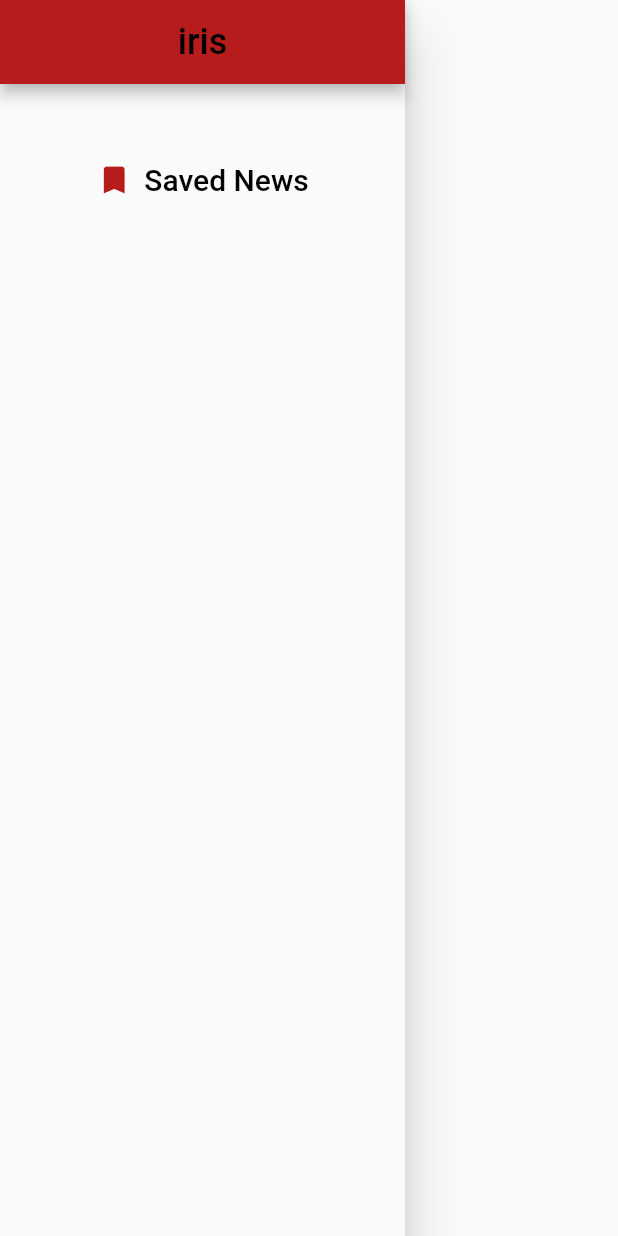
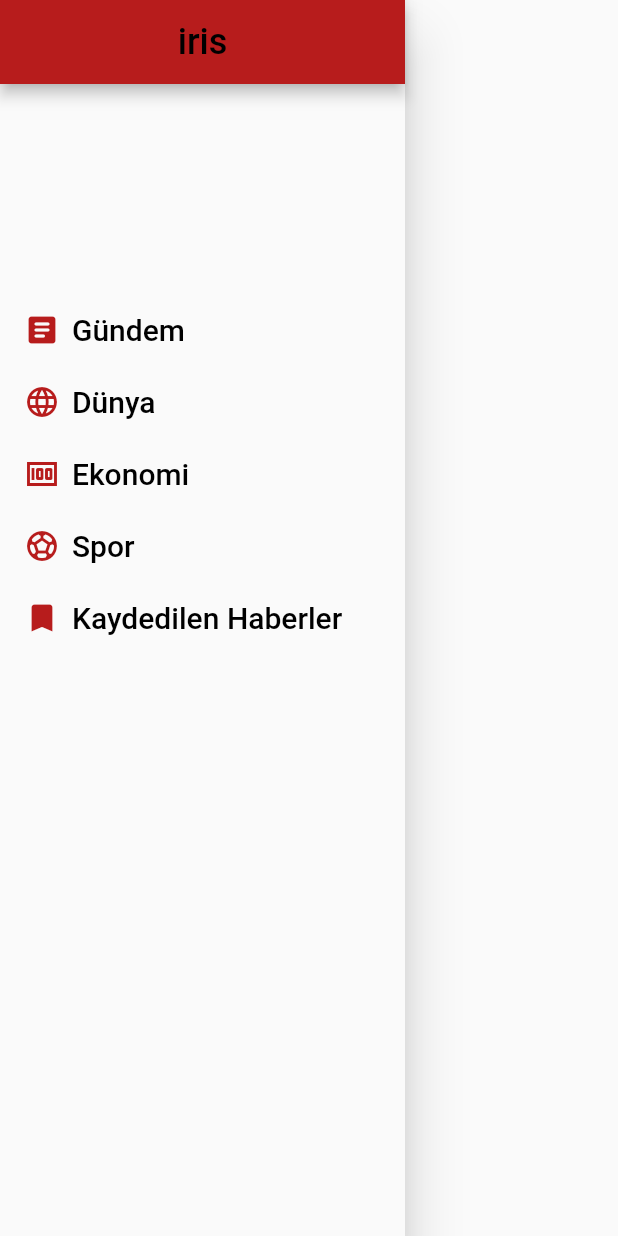
Before and after one commit to SametRonaer/NewsApp, a Flutter app: the AppDrawer widget shown alone on an empty page, opened directly, on a phone screen of 412 x 824 dp. Run offline on Flutter 3.47's test engine with Material 2 defaults, Android fonts, the light colour scheme and no system bars; our stand-ins replace sqflite, webview_flutter; missing offline and left inert: social_share; accounts and stored records are empty; network calls fail.

Commit message:
Category screens edited.(Layout)

```diff
--- a/daily_newspapers/lib/constants/rss_urls.dart
+++ /dev/null
@@ -1,6 +0,0 @@
-class RssUrls {
-  static const ntvNews = "https://www.ntv.com.tr/son-dakika.rss";
-  static const cnnNews = "https://www.cnnturk.com/feed/rss/turkiye/news";
-  static const haberturkNews = "https://www.haberturk.com/rss";
-  static const bbcNews = "https://feeds.bbci.co.uk/turkce/rss.xml";
-}
--- a/daily_newspapers/lib/main.dart
+++ b/daily_newspapers/lib/main.dart
@@ -1,3 +1,4 @@
+import 'package:daily_newspapers/screens/news_of_category_screen.dart';
 import 'package:daily_newspapers/screens/saved_news_screen.dart';
 
 import 'providers/bbc_news.dart';
@@ -29,7 +30,10 @@ class MyApp extends StatelessWidget {
           accentColor: Colors.black,
         ),
         home: SafeArea(child: FeedScreen()),
-        routes: {SavedNewsScreen.routeName: (ctx) => SavedNewsScreen()},
+        routes: {SavedNewsScreen.routeName: (ctx) => SavedNewsScreen(),
+                FeedScreen.routeName: (ctx) => FeedScreen(),
+                NewsOfCategoryScreen.routeName: (ctx) => NewsOfCategoryScreen(),
+        },
       ),
     );
   }
--- a/daily_newspapers/lib/screens/web_screen.dart
+++ b/daily_newspapers/lib/screens/web_screen.dart
@@ -1,41 +1,50 @@
 import 'dart:developer';
-
 import 'package:daily_newspapers/helpers/db_helper.dart';
+import 'package:daily_newspapers/helpers/share_news.dart';
 import 'package:daily_newspapers/models/news.dart';
 import 'package:flutter/material.dart';
 import 'package:webview_flutter/webview_flutter.dart';
 
-class WebScreen extends StatelessWidget {
+class WebScreen extends StatefulWidget {
   static String routeName = "/loadPage";
   final NewsModel _news;
   WebScreen(this._news);
 
+  @override
+  _WebScreenState createState() => _WebScreenState();
+}
+
+class _WebScreenState extends State<WebScreen> {
   @override
   Widget build(BuildContext context) {
     return Scaffold(
         appBar: AppBar(
           title: Text("Haber"),
           actions: [
-          IconButton(icon: Icon(Icons.share), onPressed: () {}),
+            IconButton(icon: Icon(Icons.share), onPressed: _shareNews),
             IconButton(
                 icon: Icon(Icons.bookmark_outline_sharp), onPressed: _saveNews)
           ],
         ),
         body: WebView(
-        initialUrl: _news.newsUrl,
-      ),
-    );
+          javascriptMode: JavascriptMode.disabled,
+          initialUrl: widget._news.newsUrl,
+        ));
+  }
+
+  Future<void> _shareNews() async {
+    await ShareNewsWithOtherApps.shareNews(widget._news);
   }
 
   Future<void> _saveNews() async {
     await DBHelper.insert(
       DBHelper.newsTableName,
       {
-        "id": _news.id,
-        "title": _news.title,
-        "description": _news.description,
-        "image": _news.imageUrl,
-        "link": _news.newsUrl
+        "id": widget._news.id,
+        "title": widget._news.title,
+        "description": widget._news.description,
+        "image": widget._news.imageUrl,
+        "link": widget._news.newsUrl
       },
     );
     final currentData = await DBHelper.getData(DBHelper.newsTableName);
--- a/daily_newspapers/lib/widgets/app_drawer.dart
+++ b/daily_newspapers/lib/widgets/app_drawer.dart
@@ -1,3 +1,5 @@
+import 'package:daily_newspapers/screens/feed_screen.dart';
+import 'package:daily_newspapers/screens/news_of_category_screen.dart';
 import 'package:daily_newspapers/screens/saved_news_screen.dart';
 import 'package:flutter/material.dart';
 
@@ -8,6 +10,7 @@ class AppDrawer extends StatelessWidget {
       width: 270,
       child: Drawer(
         child: Column(
+          crossAxisAlignment: CrossAxisAlignment.start,
           children: [
             AppBar(
               title: Text(
@@ -18,26 +21,40 @@ class AppDrawer extends StatelessWidget {
               centerTitle: true,
               automaticallyImplyLeading: false,
             ),
-            SizedBox(height: 40),
-            TextButton.icon(
-              icon: Icon(
-                Icons.bookmark,
-                color: Theme.of(context).primaryColor,
-              ),
-              label: Text(
-                "Saved News",
-                textAlign: TextAlign.center,
-                style: TextStyle(
-                  fontSize: 20,
-                  color: Theme.of(context).accentColor,
-                ),
-              ),
-              onPressed: () =>
-                  Navigator.of(context).pushNamed(SavedNewsScreen.routeName),
-            ),
+            SizedBox(height: 140),
+            _getDrawerButton(
+                context, Icons.article_rounded, "Gündem", FeedScreen.routeName),
+            _getDrawerButton(context, Icons.language, "Dünya",
+                NewsOfCategoryScreen.routeName, Categories.World),
+            _getDrawerButton(context, Icons.money_outlined, "Ekonomi",
+                NewsOfCategoryScreen.routeName, Categories.Economy),
+            _getDrawerButton(context, Icons.sports_soccer, "Spor",
+                NewsOfCategoryScreen.routeName, Categories.Sport),
+            _getDrawerButton(context, Icons.bookmark, "Kaydedilen Haberler",
+                SavedNewsScreen.routeName),
           ],
         ),
       ),
     );
   }
+
+  Widget _getDrawerButton(
+      BuildContext ctx, IconData icons, String title, String routeName,
+      [Categories category = null]) {
+    return Padding(
+      padding: const EdgeInsets.only(left: 8.0),
+      child: TextButton.icon(
+        icon: Icon(icons, color: Theme.of(ctx).primaryColor),
+        label: Text(
+          title,
+          style: TextStyle(
+            fontSize: 20,
+            color: Theme.of(ctx).accentColor,
+          ),
+        ),
+        onPressed: () =>
+            Navigator.of(ctx).pushNamed(routeName, arguments: category),
+      ),
+    );
+  }
 }
--- a/daily_newspapers/pubspec.yaml
+++ b/daily_newspapers/pubspec.yaml
@@ -29,6 +29,7 @@ dependencies:
   webview_flutter: ^2.0.10
   sqflite: ^2.0.0+3
   path: ^1.6.2
+  social_share: ^2.1.1
 
 
   # The following adds the Cupertino Icons font to your application.
```
Also changed, not shown: daily_newspapers/lib/helpers/share_news.dart (added, +8 -0 lines), daily_newspapers/lib/models/rss_response.dart (+5 -2 lines), daily_newspapers/lib/providers/bbc_news.dart (+27 -5 lines), daily_newspapers/lib/providers/cnn_news.dart (+31 -6 lines), daily_newspapers/lib/providers/haberturk_news.dart (+37 -7 lines), daily_newspapers/lib/providers/ntv_news.dart (+32 -7 lines), daily_newspapers/lib/screens/feed_screen.dart (+6 -3 lines), daily_newspapers/lib/screens/home_screen.dart (deleted, +0 -91 lines), daily_newspapers/lib/screens/news_of_category_screen.dart (added, +101 -0 lines), daily_newspapers/lib/widgets/news_grid_tile.dart (added, +104 -0 lines), daily_newspapers/pubspec.lock, 2 other files. Lines whose indentation alone changed are shown as unchanged.
